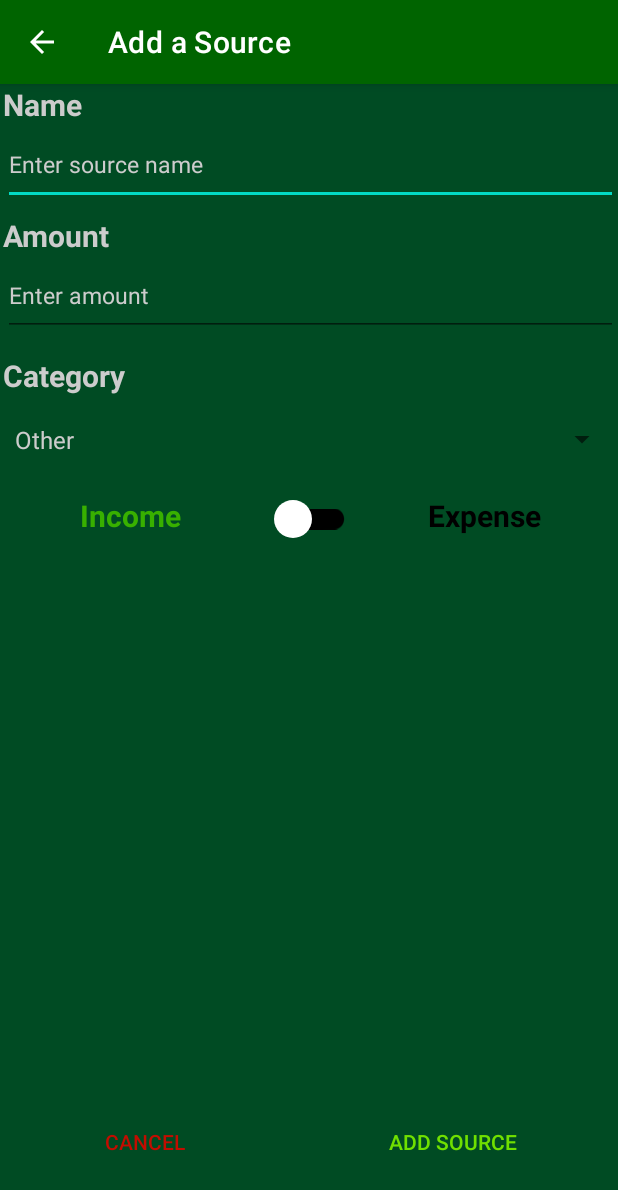
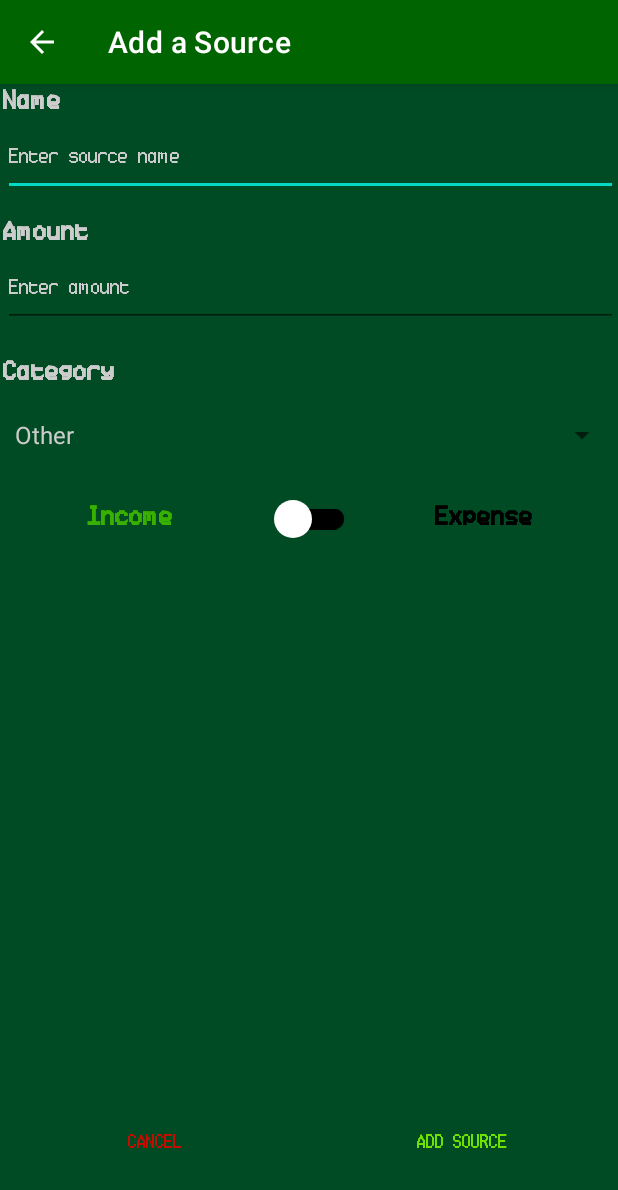
Before and after one commit to Kaajolee/FinanceApp, an Android app: the screen it shows after launch (AddSourceActivity), after a tap on "ADD", on a phone screen of 412 x 824 dp. Shown: the top 1190 px of the screen. Run offline under Robolectric (Android 15) with nearby library versions, the light colour scheme and no system bars; our stand-ins replace Room's generated code.

Commit message:
MainActivity animacija + fontas

```diff
--- a/app/src/main/java/com/example/finanseapp/MainActivity.java
+++ b/app/src/main/java/com/example/finanseapp/MainActivity.java
@@ -21,6 +21,7 @@ import com.example.finanseapp.Entities.Account;
 import com.example.finanseapp.Entities.Category;
 import com.example.finanseapp.Entities.Entry;
 import com.example.finanseapp.Entities.User;
+import com.example.finanseapp.Helpers.DollarSignAnimation;
 import com.example.finanseapp.Helpers.RecyclerViewAdapter;
 
 import java.util.ArrayList;
@@ -36,7 +37,8 @@ public class MainActivity extends AppCompatActivity {
     RecyclerView recyclerView;
     RecyclerViewAdapter adapter;
     ActionBar actionBar;
-
+    DollarSignAnimation dollarAnimator;
+    int dollarGreenID, dollarRedID;
     @Override
     protected void onCreate(Bundle savedInstanceState) {
         super.onCreate(savedInstanceState);
@@ -142,6 +144,35 @@ public class MainActivity extends AppCompatActivity {
         );
 
         helper.attachToRecyclerView(recyclerView);
+
+        //------DOLLAR ANIMATOR
+        dollarGreenID = R.drawable.dollarsigngreen;
+        dollarRedID = R.drawable.dollarsignred;
+
+        dollarAnimator = findViewById(R.id.dollaranimator);
+
+        boolean isPositive = true;
+        int spriteAmount = 5;
+
+        if (isPositive)
+            dollarAnimator.setDollarImageId(dollarGreenID, spriteAmount);
+        else
+            dollarAnimator.setDollarImageId(dollarRedID, spriteAmount);
+
+
+
+       /* Executors.newSingleThreadExecutor().execute(() -> {
+
+            int currentMoneyAmount;
+
+            currentMoneyAmount = (int) db.entryDao().getTotalAmountByAccount((Integer.toString(db.currentAccount)));
+
+
+
+        });*/
+
+
+
     }
 
     @Override
--- /dev/null
+++ b/app/src/main/java/com/example/finanseapp/helpers/DollarSign.java
@@ -0,0 +1,36 @@
+package com.example.finanseapp.Helpers;
+
+import android.graphics.Bitmap;
+import android.graphics.Canvas;
+
+public class DollarSign {
+    float x, y;
+    float dx, dy;
+    int width, height;
+    Bitmap bitmap;
+
+    public DollarSign(Bitmap bitmap, int screenWidth, int screenHeight){
+        this.bitmap = bitmap;
+        this.width = bitmap.getWidth();
+        this.height = bitmap.getHeight();
+
+        x = (float)(Math.random() * (screenWidth - width));
+        y = (float)(Math.random() * (screenHeight - height));
+        dx = (float)(Math.random() * 6 - 3); // greittis tarp -3 3
+        dy = (float)(Math.random() * 6 - 3);
+
+
+    }
+    public void Update(int screenWidth, int screenHeight){
+        x += dx;
+        y += dy;
+
+        if (x < 0 || x + width > screenWidth) dx *= -1;
+        if (y < 0 || y + height > screenHeight) dy *= -1;
+
+
+    }
+    public void Draw(Canvas canvas){
+        canvas.drawBitmap(bitmap, x, y,null);
+    }
+}
--- /dev/null
+++ b/app/src/main/java/com/example/finanseapp/helpers/DollarSignAnimation.java
@@ -0,0 +1,73 @@
+package com.example.finanseapp.Helpers;
+
+import android.content.Context;
+import android.graphics.Bitmap;
+import android.graphics.BitmapFactory;
+import android.graphics.Canvas;
+import android.util.AttributeSet;
+import android.view.View;
+
+import androidx.annotation.NonNull;
+
+import com.example.finanseapp.R;
+
+import java.util.ArrayList;
+import java.util.List;
+
+import android.os.Handler;
+
+public class DollarSignAnimation extends View {
+    private List<DollarSign> dollarSigns = new ArrayList<>();
+    private Bitmap dollarBitmap;
+    public int dollarImageId = R.drawable.dollarsigngreen;
+    private final int FRAME_RATE = 16; //60fps
+    private Handler handler = new Handler();
+
+    public DollarSignAnimation(Context context) {
+        super(context);
+        init();
+    }
+    public DollarSignAnimation(Context context, AttributeSet attrs) {
+        super(context, attrs);
+        init();
+    }
+    public void setDollarImageId(int resId, int spriteAmount) {
+        this.dollarImageId = resId;
+        this.dollarBitmap = BitmapFactory.decodeResource(getResources(), resId);
+
+        dollarSigns.clear();
+        for (int i = 0; i < spriteAmount; i++) {
+            dollarSigns.add(new DollarSign(dollarBitmap, getWidth(), getHeight() / 2));
+        }
+
+        invalidate();
+    }
+    private void init(){
+        dollarBitmap = BitmapFactory.decodeResource(getResources(), dollarImageId);
+        postDelayed(updateRunnable, FRAME_RATE);
+    }
+    private Runnable updateRunnable = new Runnable() {
+        @Override
+        public void run() {
+            invalidate();
+            handler.postDelayed(this, FRAME_RATE);
+        }
+    };
+
+    @Override
+    protected void onSizeChanged(int w, int h, int oldw, int oldh) {
+        dollarSigns.clear();
+        for (int i=0; i<5; i++){
+            dollarSigns.add(new DollarSign(dollarBitmap, w, h/2));
+        }
+    }
+
+    @Override
+    protected void onDraw(@NonNull Canvas canvas) {
+        super.onDraw(canvas);
+        for (DollarSign sign : dollarSigns){
+            sign.Update(getWidth(), getHeight()/2);
+            sign.Draw(canvas);
+        }
+    }
+}
--- a/app/src/main/res/layout/activity_source.xml
+++ b/app/src/main/res/layout/activity_source.xml
@@ -30,7 +30,8 @@
                 android:text="@string/name"
                 android:textColor="@color/white_text"
                 android:textSize="20sp"
-                android:textStyle="bold" />
+                android:textStyle="bold"
+                android:fontFamily="@font/ticketing"/>
 
             <EditText
                 android:id="@+id/editTextName"
@@ -41,7 +42,8 @@
                 android:inputType="text"
                 android:textColor="@color/white_text"
                 android:textColorHint="@color/white_text"
-                android:textSize="15sp" />
+                android:textSize="15sp"
+                android:fontFamily="@font/ticketing"/>
         </LinearLayout>
 
         <LinearLayout
@@ -56,7 +58,8 @@
                 android:text="@string/amount"
                 android:textColor="@color/white_text"
                 android:textSize="20sp"
-                android:textStyle="bold" />
+                android:textStyle="bold"
+                android:fontFamily="@font/ticketing"/>
 
             <EditText
                 android:id="@+id/editTextAmount"
@@ -67,7 +70,8 @@
                 android:inputType="text"
                 android:textColor="@color/white_text"
                 android:textColorHint="@color/white_text"
-                android:textSize="15sp" />
+                android:textSize="15sp"
+                android:fontFamily="@font/ticketing"/>
         </LinearLayout>
 
         <LinearLayout
@@ -82,13 +86,15 @@
                 android:text="@string/category"
                 android:textColor="@color/white_text"
                 android:textSize="20sp"
-                android:textStyle="bold" />
+                android:textStyle="bold"
+                android:fontFamily="@font/ticketing"/>
 
             <Spinner
                 android:id="@+id/spinner3"
                 android:layout_width="match_parent"
                 android:layout_height="0dp"
-                android:layout_weight="1" />
+                android:layout_weight="1"
+                android:fontFamily="@font/ticketing"/>
 
         </LinearLayout>
 
@@ -107,7 +113,8 @@
                 android:text="Income"
                 android:textAlignment="center"
                 android:textSize="20sp"
-                android:textStyle="bold" />
+                android:textStyle="bold"
+                android:fontFamily="@font/ticketing"/>
 
             <androidx.appcompat.widget.SwitchCompat
                 android:id="@+id/customSwitch"
@@ -123,7 +130,8 @@
                 android:track="@drawable/custom_track"
                 android:trackTint="@null"
                 android:trackTintMode="src_over"
-                app:trackTint="@color/black" />
+                app:trackTint="@color/black"
+                android:fontFamily="@font/ticketing"/>
 
 
             <TextView
@@ -135,7 +143,8 @@
                 android:text="Expense"
                 android:textAlignment="center"
                 android:textSize="20sp"
-                android:textStyle="bold" />
+                android:textStyle="bold"
+                android:fontFamily="@font/ticketing"/>
 
         </LinearLayout>
 
@@ -152,7 +161,8 @@
                 android:layout_height="wrap_content"
                 android:layout_weight="1"
                 android:text="@string/cancel"
-                android:textColor="@color/red" />
+                android:textColor="@color/red"
+                android:fontFamily="@font/ticketing"/>
 
             <Button
                 android:id="@+id/addButton"
@@ -161,7 +171,8 @@
                 android:layout_height="wrap_content"
                 android:layout_weight="1"
                 android:text="@string/add_source"
-                android:textColor="@color/green_006" />
+                android:textColor="@color/green_006"
+                android:fontFamily="@font/ticketing"/>
 
         </LinearLayout>
 
```
Also changed, not shown: app/src/main/res/layout/activity_main.xml (+28 -9 lines), app/src/main/res/layout/recyclerview_item.xml (+6 -3 lines), app/src/main/res/drawable/dollarsigngreen.png (added), app/src/main/res/drawable/dollarsignred.png (added), app/src/main/res/font/ticketing.ttf (added).
